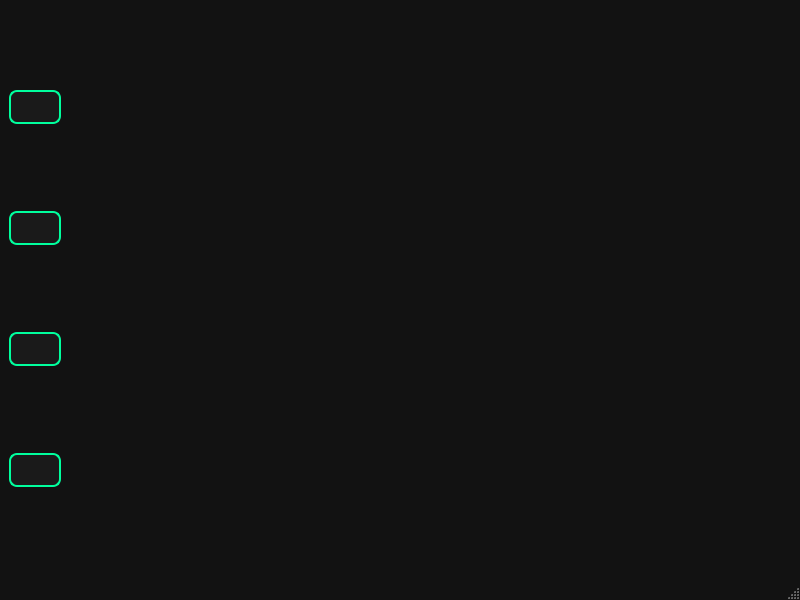
Old version of the form main.ui in the repository mstfrknvc1/Tardix-Command-Center.
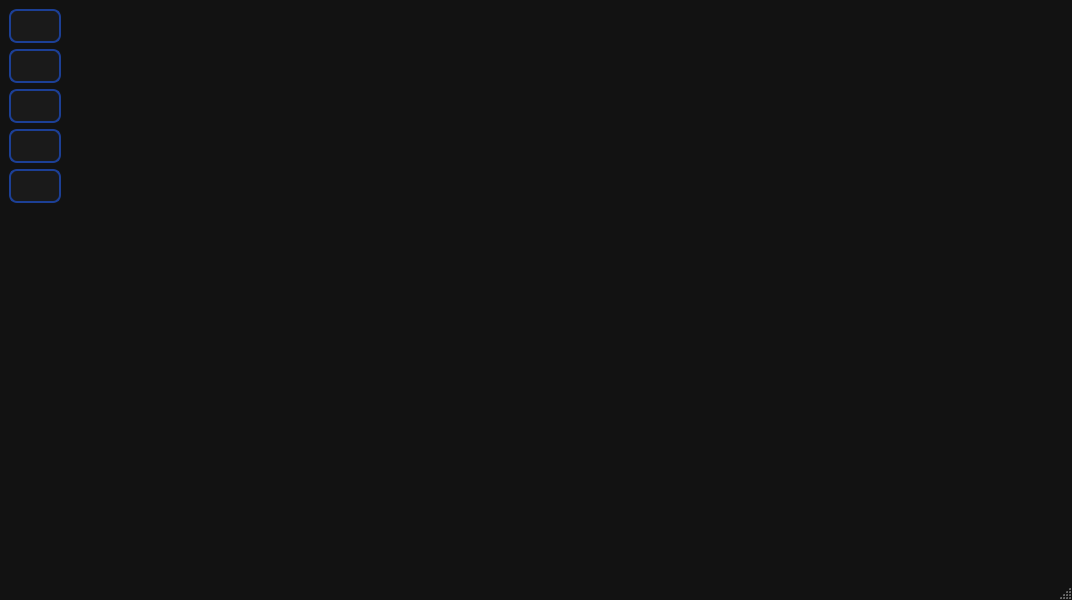
New version of the form. Icons and pictures are not drawn. Custom widgets are drawn as their Qt base class.

Commit message: Added an RGB wheel.

```diff
--- a/main.ui
+++ b/main.ui
@@ -6,7 +6,7 @@
    <rect>
     <x>0</x>
     <y>0</y>
-    <width>800</width>
+    <width>1072</width>
     <height>600</height>
    </rect>
   </property>
@@ -33,8 +33,8 @@
 /* Neon Butonlar */
 QPushButton {
     background-color: #1a1a1a;
-    color: #00ff9d;  /* Alienware Yeşili */
-    border: 2px solid #00ff9d;
+    color: #003B6F;  /* Alienware Yeşili */
+    border: 2px solid #1C3F95;
     border-radius: 8px;
     padding: 8px;
     font-weight: bold;
@@ -93,6 +93,23 @@
         </property>
        </widget>
       </item>
+      <item>
+       <widget class="QPushButton" name="pushButton_5">
+        <property name="text">
+         <string/>
+        </property>
+        <property name="icon">
+         <iconset>
+          <normaloff>Design/png/fan.png</normaloff>Design/png/fan.png</iconset>
+        </property>
+        <property name="iconSize">
+         <size>
+          <width>32</width>
+          <height>32</height>
+         </size>
+        </property>
+       </widget>
+      </item>
       <item>
        <widget class="QPushButton" name="pushButton_4">
         <property name="text">
@@ -144,13 +161,43 @@
         </property>
        </widget>
       </item>
+      <item>
+       <spacer name="verticalSpacer">
+        <property name="orientation">
+         <enum>Qt::Orientation::Vertical</enum>
+        </property>
+        <property name="sizeHint" stdset="0">
+         <size>
+          <width>20</width>
+          <height>40</height>
+         </size>
+        </property>
+       </spacer>
+      </item>
      </layout>
     </item>
     <item>
      <layout class="QVBoxLayout" name="verticalLayout_2">
       <item>
        <widget class="QStackedWidget" name="stackedWidget">
-        <widget class="QWidget" name="page"/>
+        <property name="locale">
+         <locale language="English" country="UnitedStates"/>
+        </property>
+        <property name="currentIndex">
+         <number>0</number>
+        </property>
+        <widget class="QWidget" name="page">
+         <widget class="ColorWheel" name="widget" native="true">
+          <property name="geometry">
+           <rect>
+            <x>740</x>
+            <y>90</y>
+            <width>251</width>
+            <height>371</height>
+           </rect>
+          </property>
+         </widget>
+        </widget>
         <widget class="QWidget" name="page_2"/>
        </widget>
       </item>
@@ -160,6 +207,14 @@
   </widget>
   <widget class="QStatusBar" name="statusbar"/>
  </widget>
+ <customwidgets>
+  <customwidget>
+   <class>ColorWheel</class>
+   <extends>QWidget</extends>
+   <header>color_wheel.h</header>
+   <container>1</container>
+  </customwidget>
+ </customwidgets>
  <resources/>
  <connections/>
 </ui>
```
Left out of the diff: 4 changed lines with no effect on the pictures. The commit also changes 3 other files.
